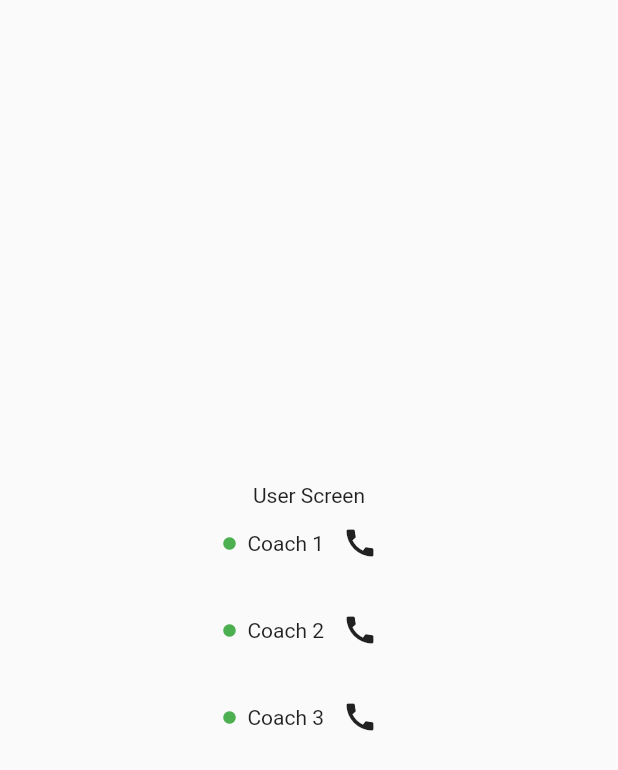
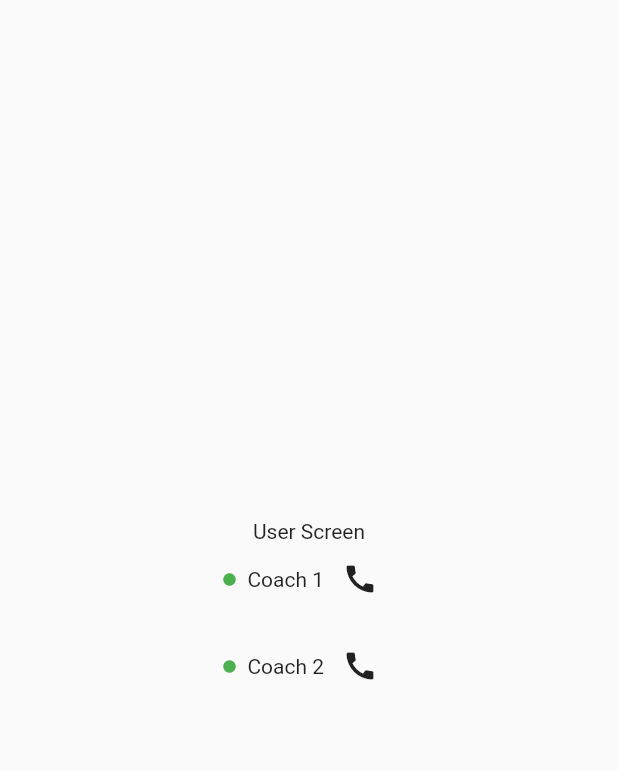
Before and after one commit to Roy-Tuhin/video_calling_demo, a Flutter app: the UserScreen screen opened by its route, on a phone screen of 412 x 824 dp. Shown: the top 770 px of the screen. Run offline on Flutter 3.47's test engine with Material 2 defaults, Android fonts, the phone set to English and light mode, and no system bars; our stand-ins replace cloud_firestore, firebase_auth, firebase_core, permission_handler; missing offline and left inert: agora_rtc_engine, connectycube_flutter_call_kit; accounts and stored records are empty.

Commit message:
for particuler coach video calling done

```diff
--- a/lib/main.dart
+++ b/lib/main.dart
@@ -1,3 +1,4 @@
+import 'package:connectycube_flutter_call_kit/connectycube_flutter_call_kit.dart';
 import 'package:firebase_core/firebase_core.dart';
 import 'package:flutter/material.dart';
 import 'package:video_calling/calling/video_call2.dart';
@@ -9,6 +10,8 @@ import 'package:video_calling/screens/user_screen.dart';
 void main() async{
   WidgetsFlutterBinding.ensureInitialized();
   await Firebase.initializeApp();
+  // Initialize ConnectyCubeFlutterCallKit SDK
+  await ConnectycubeFlutterCallKit();
   runApp(const MyApp());
 }
 
@@ -27,7 +30,6 @@ class MyApp extends StatelessWidget {
     '/registration': (context) => RegistrationScreen(),
     '/user': (context) => UserScreen(),
     '/coach': (context) => CoachScreen(),
-    '/videoCall2': (context) => VideoCallPage2(),
     },
       home:  LoginScreen(),
     );
--- a/lib/screens/user_screen.dart
+++ b/lib/screens/user_screen.dart
@@ -1,6 +1,16 @@
 // ignore_for_file: prefer_const_constructors
 
 import 'package:flutter/material.dart';
+import 'package:video_calling/calling/video_call2.dart';
+
+const appId = "0fd692ba760242d0a5fb546672a40ae4";
+const token = "007eJxTYLjv07U5UTo1c/YfgZ2GDQGzHnLuuFXH8qjuepzA2tuWJ2UUGAzSUswsjZISzc0MjEyMUgwSTdOSTE3MzMyNEk0MElNN3rh9T24IZGSIna7BysgAgSA+G4NzfmJyhjEDAwCpJSAl";
+const channel = "Coach3";
+
+const appId2 = "473ea69e5a3c4334a1a81315ff011a6e";
+const token2 = "007eJxTYNjDL/Bk8pxaj8LJuZN9t+ZdZLY2vfHv1HF38fNvF1r0FEspMJiYG6cmmlmmmiYaJ5sYG5skGiZaGBobmqalGRgaJpqlTvX8ntwQyMjQJ8TCysgAgSA+G0NyfmJyhhEDAwCGAx9f";
+const channel2 = "coach2";
+
 
 class UserScreen extends StatelessWidget {
   const UserScreen({super.key});
@@ -22,7 +32,7 @@ class UserScreen extends StatelessWidget {
           IconButton(
             icon: const Icon(Icons.call),
             onPressed: () {
-               Navigator.pushNamed(context, '/videoCall2');
+            Navigator.of(context).push(MaterialPageRoute(builder: (context)=> VideoCallPage2( appId: appId, token: token, channel: channel )));
             }
       )],
       ),
@@ -35,21 +45,14 @@ class UserScreen extends StatelessWidget {
           const Text("  Coach 2"),
           IconButton(
             icon: Icon(Icons.call),
-            onPressed: () {}
+            onPressed: () {
+            Navigator.of(context).push(MaterialPageRoute(builder: (context)=> VideoCallPage2( appId: appId2, token: token2, channel: channel2 )));
+
+            }
       )],
       ),
 
       SizedBox(height: 10,),
-      Row(
-        mainAxisAlignment: MainAxisAlignment.center,
-        children: [
-          const Icon(Icons.circle, color: Colors.green, size: 10,),
-          Text("  Coach 3"),
-          IconButton(
-            icon: Icon(Icons.call),
-            onPressed: () {}
-      )],
-      ),
 
     ]),);
   }
--- a/pubspec.yaml
+++ b/pubspec.yaml
@@ -40,6 +40,7 @@ dependencies:
   cloud_firestore: ^4.4.3
   agora_rtc_engine: ^5.2.0
   agora_uikit: ^1.0.2
+  connectycube_flutter_call_kit: ^2.2.2
 
 dev_dependencies:
   flutter_test:
```
Also changed, not shown: lib/calling/video_call2.dart (+10 -9 lines), pubspec.lock.
